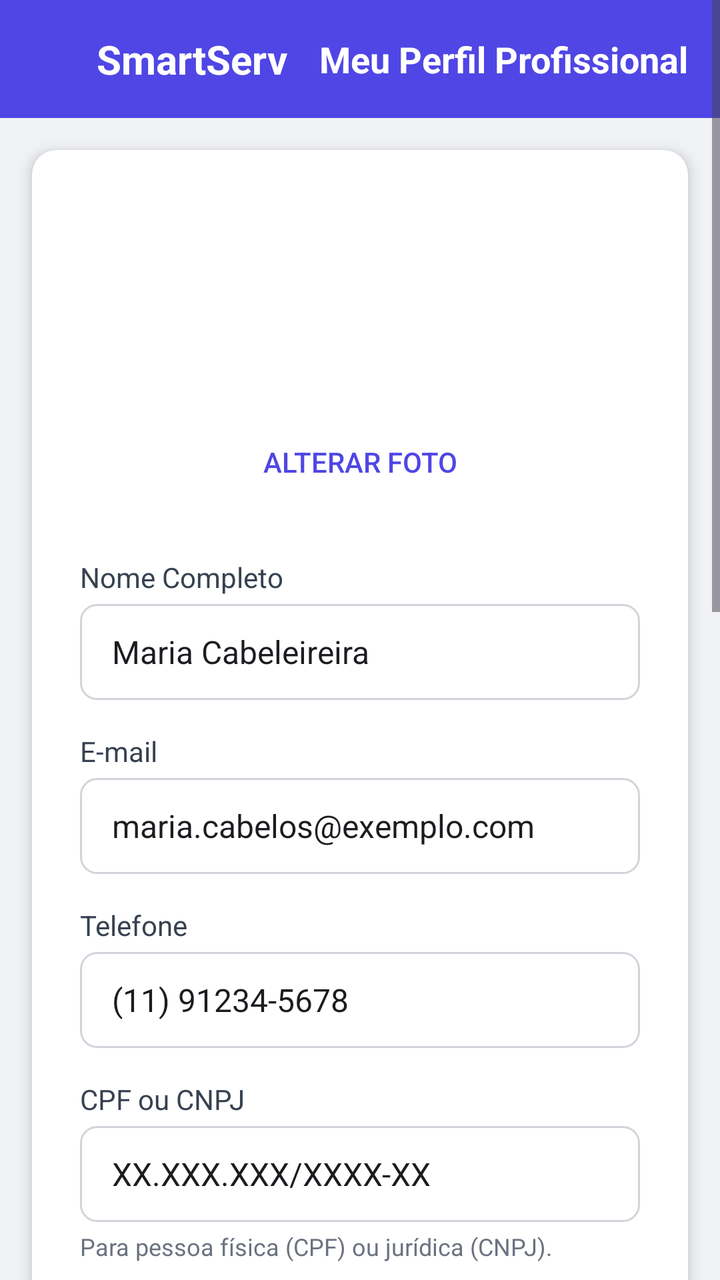
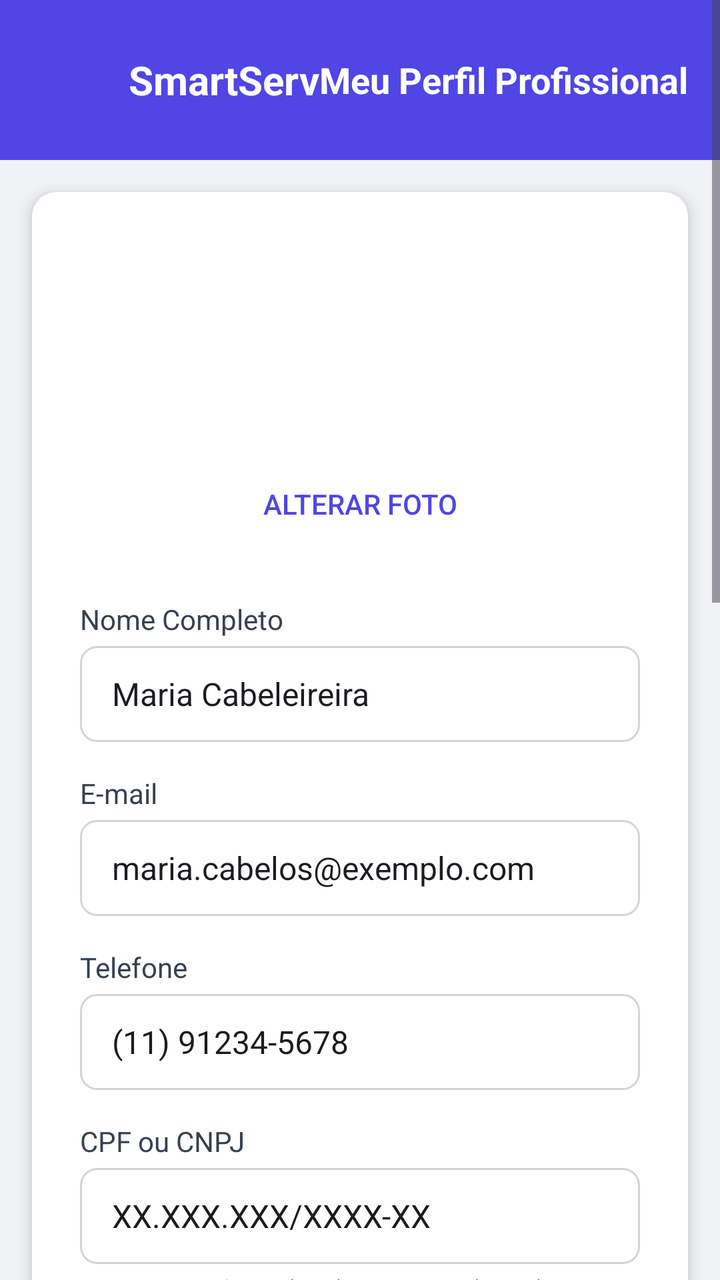

Compare the two renders of this Android layout. The source of the first and the diff that turns it into the second are given below.
<!-- AndroidManifest.xml: application theme Theme.SmartApp -->
<!-- res/layout/editar_profissional.xml -->
<?xml version="1.0" encoding="utf-8"?>
<ScrollView xmlns:android="http://schemas.android.com/apk/res/android"
    xmlns:app="http://schemas.android.com/apk/res-auto"
    xmlns:tools="http://schemas.android.com/tools"
    android:layout_width="match_parent"
    android:layout_height="match_parent"
    android:background="#F0F2F5"
    android:fillViewport="true">

    <LinearLayout
        android:layout_width="match_parent"
        android:layout_height="wrap_content"
        android:orientation="vertical">

        
        <LinearLayout
            android:layout_width="match_parent"
            android:layout_height="wrap_content"
            android:background="#4F46E5"
            android:gravity="center_vertical"
            android:orientation="horizontal"
            android:padding="16dp">

            <ImageButton
                android:id="@+id/backButton"
                android:layout_width="wrap_content"
                android:layout_height="wrap_content"
                android:background="?selectableItemBackgroundBorderless"
                android:padding="8dp"
                android:tint="@android:color/white" />

            <TextView
                android:layout_width="0dp"
                android:layout_height="wrap_content"
                android:layout_weight="1"
                android:gravity="center"
                android:text="SmartServ"
                android:textColor="@android:color/white"
                android:textSize="20sp"
                android:textStyle="bold" />

            <TextView
                android:layout_width="wrap_content"
                android:layout_height="wrap_content"
                android:text="Meu Perfil Profissional"
                android:textColor="@android:color/white"
                android:textSize="18sp"
                android:textStyle="bold" />
        </LinearLayout>

        
        <androidx.cardview.widget.CardView
            android:layout_width="match_parent"
            android:layout_height="wrap_content"
            android:layout_margin="16dp"
            app:cardCornerRadius="12dp"
            app:cardElevation="4dp">

            <LinearLayout
                android:layout_width="match_parent"
                android:layout_height="wrap_content"
                android:orientation="vertical"
                android:padding="24dp">

                
                <LinearLayout
                    android:layout_width="match_parent"
                    android:layout_height="wrap_content"
                    android:layout_marginBottom="24dp"
                    android:gravity="center_horizontal"
                    android:orientation="vertical">

                    <ImageView
                        android:id="@+id/profileImage"
                        android:layout_width="100dp"
                        android:layout_height="100dp"
                        android:contentDescription="Foto de perfil"
                        android:scaleType="centerCrop" />

                    <Button
                        android:id="@+id/changePhotoButton"
                        style="@style/Widget.AppCompat.Button.Borderless"
                        android:layout_width="wrap_content"
                        android:layout_height="wrap_content"
                        android:layout_marginTop="8dp"
                        android:drawablePadding="8dp"
                        android:text="Alterar Foto"
                        android:textColor="#4F46E5"
                        android:textSize="14sp" />
                </LinearLayout>

                
                <LinearLayout
                    android:layout_width="match_parent"
                    android:layout_height="wrap_content"
                    android:orientation="vertical">

                    
                    <TextView
                        android:layout_width="match_parent"
                        android:layout_height="wrap_content"
                        android:layout_marginBottom="4dp"
                        android:text="Nome Completo"
                        android:textColor="#374151"
                        android:textSize="14sp" />

                    <EditText
                        android:id="@+id/nameEditText"
                        android:layout_width="match_parent"
                        android:layout_height="48dp"
                        android:background="@drawable/edittext_background"
                        android:paddingStart="16dp"
                        android:paddingEnd="16dp"
                        android:text="Maria Cabeleireira"
                        android:textSize="16sp" />

                    
                    <TextView
                        android:layout_width="match_parent"
                        android:layout_height="wrap_content"
                        android:layout_marginTop="16dp"
                        android:layout_marginBottom="4dp"
                        android:text="E-mail"
                        android:textColor="#374151"
                        android:textSize="14sp" />

                    <EditText
                        android:id="@+id/emailEditText"
                        android:layout_width="match_parent"
                        android:layout_height="48dp"
                        android:background="@drawable/edittext_background"
                        android:inputType="textEmailAddress"
                        android:paddingStart="16dp"
                        android:paddingEnd="16dp"
                        android:text="maria.cabelos@exemplo.com"
                        android:textSize="16sp" />

                    
                    <TextView
                        android:layout_width="match_parent"
                        android:layout_height="wrap_content"
                        android:layout_marginTop="16dp"
                        android:layout_marginBottom="4dp"
                        android:text="Telefone"
                        android:textColor="#374151"
                        android:textSize="14sp" />

                    <EditText
                        android:id="@+id/phoneEditText"
                        android:layout_width="match_parent"
                        android:layout_height="48dp"
                        android:background="@drawable/edittext_background"
                        android:inputType="phone"
                        android:paddingStart="16dp"
                        android:paddingEnd="16dp"
                        android:text="(11) 91234-5678"
                        android:textSize="16sp" />

                    
                    <TextView
                        android:layout_width="match_parent"
                        android:layout_height="wrap_content"
                        android:layout_marginTop="16dp"
                        android:layout_marginBottom="4dp"
                        android:text="CPF ou CNPJ"
                        android:textColor="#374151"
                        android:textSize="14sp" />

                    <EditText
                        android:id="@+id/cpfCnpjEditText"
                        android:layout_width="match_parent"
                        android:layout_height="48dp"
                        android:background="@drawable/edittext_background"
                        android:paddingStart="16dp"
                        android:paddingEnd="16dp"
                        android:text="XX.XXX.XXX/XXXX-XX"
                        android:textSize="16sp" />

                    <TextView
                        android:layout_width="match_parent"
                        android:layout_height="wrap_content"
                        android:layout_marginTop="4dp"
                        android:text="Para pessoa física (CPF) ou jurídica (CNPJ)."
                        android:textColor="#6B7280"
                        android:textSize="12sp" />

                    
                    <TextView
                        android:layout_width="match_parent"
                        android:layout_height="wrap_content"
                        android:layout_marginTop="16dp"
                        android:layout_marginBottom="4dp"
                        android:text="Endereço Completo"
                        android:textColor="#374151"
                        android:textSize="14sp" />

                    <EditText
                        android:id="@+id/addressEditText"
                        android:layout_width="match_parent"
                        android:layout_height="48dp"
                        android:background="@drawable/edittext_background"
                        android:paddingStart="16dp"
                        android:paddingEnd="16dp"
                        android:text="Rua da Beleza, 456, Bairro Estilo, Cidade, SP, 98765-432"
                        android:textSize="16sp" />

                    
                    <TextView
                        android:layout_width="match_parent"
                        android:layout_height="wrap_content"
                        android:layout_marginTop="16dp"
                        android:layout_marginBottom="4dp"
                        android:text="Razão Social (Opcional, se CNPJ)"
                        android:textColor="#374151"
                        android:textSize="14sp" />

                    <EditText
                        android:id="@+id/razaoSocialEditText"
                        android:layout_width="match_parent"
                        android:layout_height="48dp"
                        android:background="@drawable/edittext_background"
                        android:paddingStart="16dp"
                        android:paddingEnd="16dp"
                        android:text="Salão da Maria LTDA"
                        android:textSize="16sp" />

                    
                    <TextView
                        android:layout_width="match_parent"
                        android:layout_height="wrap_content"
                        android:layout_marginTop="16dp"
                        android:layout_marginBottom="4dp"
                        android:text="Sobre Você/Sua Empresa"
                        android:textColor="#374151"
                        android:textSize="14sp" />

                    <EditText
                        android:id="@+id/descriptionEditText"
                        android:layout_width="match_parent"
                        android:layout_height="120dp"
                        android:background="@drawable/edittext_background"
                        android:gravity="top"
                        android:inputType="textMultiLine"
                        android:padding="16dp"
                        android:text="Cabeleireira com mais de 10 anos de experiência, especialista em cortes modernos e coloração. Atendimento personalizado e ambiente acolhedor."
                        android:textSize="16sp" />

                    
                    <View
                        android:layout_width="match_parent"
                        android:layout_height="1dp"
                        android:layout_marginTop="24dp"
                        android:layout_marginBottom="16dp"
                        android:background="#E5E7EB" />

                    <TextView
                        android:layout_width="match_parent"
                        android:layout_height="wrap_content"
                        android:layout_marginBottom="16dp"
                        android:text="Alterar Senha"
                        android:textColor="#1F2937"
                        android:textSize="18sp"
                        android:textStyle="bold" />

                    
                    <TextView
                        android:layout_width="match_parent"
                        android:layout_height="wrap_content"
                        android:layout_marginBottom="4dp"
                        android:text="Nova Senha"
                        android:textColor="#374151"
                        android:textSize="14sp" />

                    <EditText
                        android:id="@+id/newPasswordEditText"
                        android:layout_width="match_parent"
                        android:layout_height="48dp"
                        android:background="@drawable/edittext_background"
                        android:hint="••••••••"
                        android:inputType="textPassword"
                        android:paddingStart="16dp"
                        android:paddingEnd="16dp"
                        android:textSize="16sp" />

                    <TextView
                        android:layout_width="match_parent"
                        android:layout_height="wrap_content"
                        android:layout_marginTop="4dp"
                        android:text="Mínimo de 6 caracteres."
                        android:textColor="#6B7280"
                        android:textSize="12sp" />

                    
                    <TextView
                        android:layout_width="match_parent"
                        android:layout_height="wrap_content"
                        android:layout_marginTop="16dp"
                        android:layout_marginBottom="4dp"
                        android:text="Confirmar Nova Senha"
                        android:textColor="#374151"
                        android:textSize="14sp" />

                    <EditText
                        android:id="@+id/confirmNewPasswordEditText"
                        android:layout_width="match_parent"
                        android:layout_height="48dp"
                        android:background="@drawable/edittext_background"
                        android:hint="••••••••"
                        android:inputType="textPassword"
                        android:paddingStart="16dp"
                        android:paddingEnd="16dp"
                        android:textSize="16sp" />

                    
                    <LinearLayout
                        android:layout_width="match_parent"
                        android:layout_height="wrap_content"
                        android:layout_marginTop="24dp"
                        android:gravity="end"
                        android:orientation="horizontal">

                        <Button
                            android:id="@+id/cancelButton"
                            android:layout_width="wrap_content"
                            android:layout_height="wrap_content"
                            android:layout_marginEnd="16dp"
                            android:backgroundTint="#E5E7EB"
                            android:paddingStart="24dp"
                            android:paddingTop="12dp"
                            android:paddingEnd="24dp"
                            android:paddingBottom="12dp"
                            android:text="Voltar"
                            android:textColor="#374151" />

                        <Button
                            android:id="@+id/saveButton"
                            android:layout_width="wrap_content"
                            android:layout_height="wrap_content"
                            android:backgroundTint="#16A34A"
                            android:paddingStart="24dp"
                            android:paddingTop="12dp"
                            android:paddingEnd="24dp"
                            android:paddingBottom="12dp"
                            android:text="Salvar Alterações"
                            android:textColor="@android:color/white" />
                    </LinearLayout>
                </LinearLayout>
            </LinearLayout>
        </androidx.cardview.widget.CardView>
    </LinearLayout>
</ScrollView>
<!-- resources referenced by this layout -->
<resources>
  <!-- drawable edittext_background (drawable) -->
  <shape xmlns:android="http://schemas.android.com/apk/res/android">
      <solid android:color="@android:color/white" />
      <corners android:radius="8dp" />
      <stroke
          android:width="1dp"
          android:color="#D1D5DB" />
      <solid android:color="@android:color/white"/>
      <corners android:radius="12dp"/>
      <stroke android:width="1dp" android:color="@color/gray_300"/>
  
      <shape xmlns:android="http://schemas.android.com/apk/res/android">
          <solid android:color="@android:color/white"/>
          <corners android:radius="8dp"/>
          <stroke android:width="1dp" android:color="#D1D5DB"/>
      </shape>
  
      <solid android:color="@android:color/transparent" />
      <stroke android:width="1dp" android:color="#D1D5DB" />
      <corners android:radius="8dp" />
  
  </shape>
  <style name="Theme.SmartApp" parent="Base.Theme.SmartApp" />
  <color name="gray_300">#D1D5DB</color>
  <style name="Base.Theme.SmartApp" parent="Theme.Material3.DayNight.NoActionBar" />
</resources>

<!-- the commit's change to res/layout/editar_profissional.xml (unified diff, before → after) -->
@@ -23,11 +23,12 @@
 
             <ImageButton
                 android:id="@+id/backButton"
-                android:layout_width="wrap_content"
-                android:layout_height="wrap_content"
+                android:layout_width="48dp"
+                android:layout_height="48dp"
                 android:background="?selectableItemBackgroundBorderless"
+                android:contentDescription="btnvoltar2"
                 android:padding="8dp"
-                android:tint="@android:color/white" />
+                 />
 
             <TextView
                 android:layout_width="0dp"
